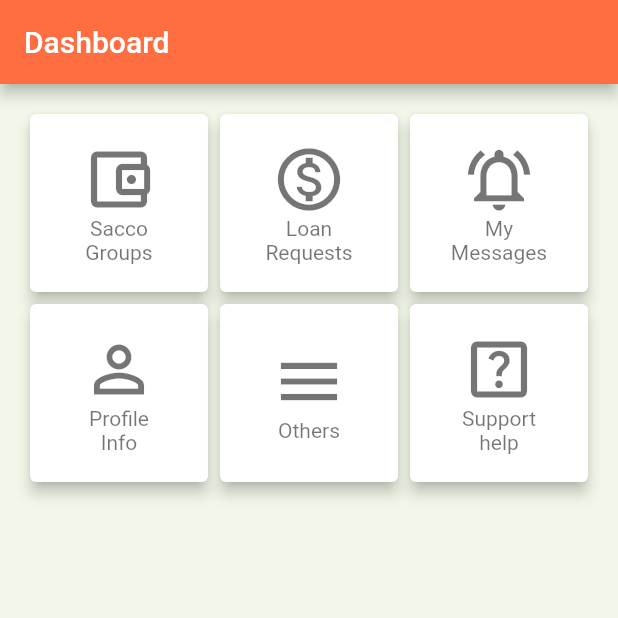
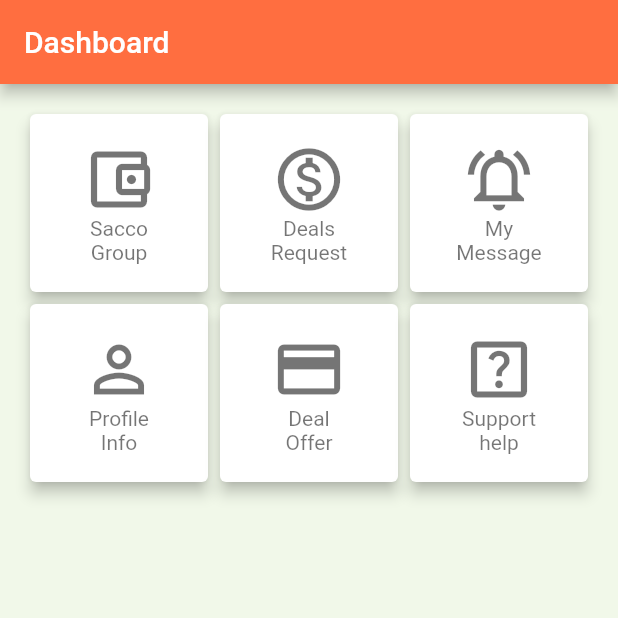
Before and after one commit to simonpojok/ideal, a Flutter app: the screen it shows after launch, on a phone screen of 412 x 824 dp, the top half of it. Run offline on Flutter 3.47's test engine with Material 2 defaults, Android fonts, the phone set to English and light mode, and no system bars; our stand-ins replace firebase_auth, firebase_core, flutter_rating_bar; accounts and stored records are empty.

Commit message:
working on the dashboard for users

```diff
--- a/lib/src/screens/dashboard/DashboardScreen.dart
+++ b/lib/src/screens/dashboard/DashboardScreen.dart
@@ -23,17 +23,17 @@ class _DashboardScreenState extends State<DashboardScreen> {
             children: [
               FeatureCard(
                 icon: Icons.account_balance_wallet_outlined,
-                label: "Sacco\nGroups",
+                label: "Sacco\nGroup",
                 onTap: () {},
               ),
               FeatureCard(
                 icon: Icons.monetization_on_outlined,
-                label: "Loan\nRequests",
+                label: "Deals\nRequest",
                 onTap: () {},
               ),
               FeatureCard(
                 icon: Icons.notifications_active_outlined,
-                label: "My\nMessages",
+                label: "My\nMessage",
                 onTap: () {},
               ),
               FeatureCard(
@@ -42,8 +42,8 @@ class _DashboardScreenState extends State<DashboardScreen> {
                 onTap: () {},
               ),
               FeatureCard(
-                icon: Icons.menu,
-                label: "Others",
+                icon: Icons.payment_outlined,
+                label: "Deal\nOffer",
                 onTap: () {},
               ),
               FeatureCard(
```
